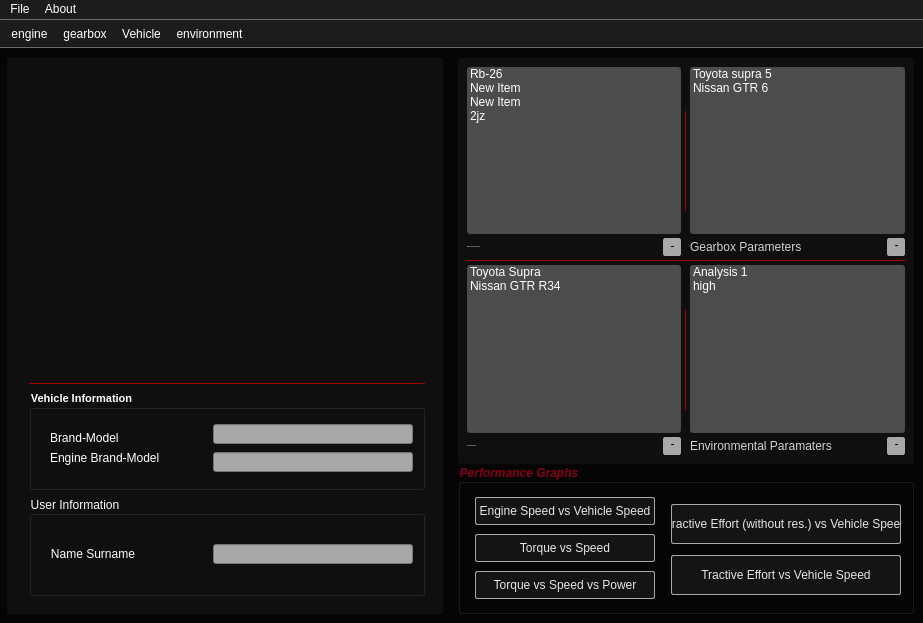
Before: the Qt Designer form designer/main.ui in eraycancelik/Pancar-v1.0, drawn with Qt 5.
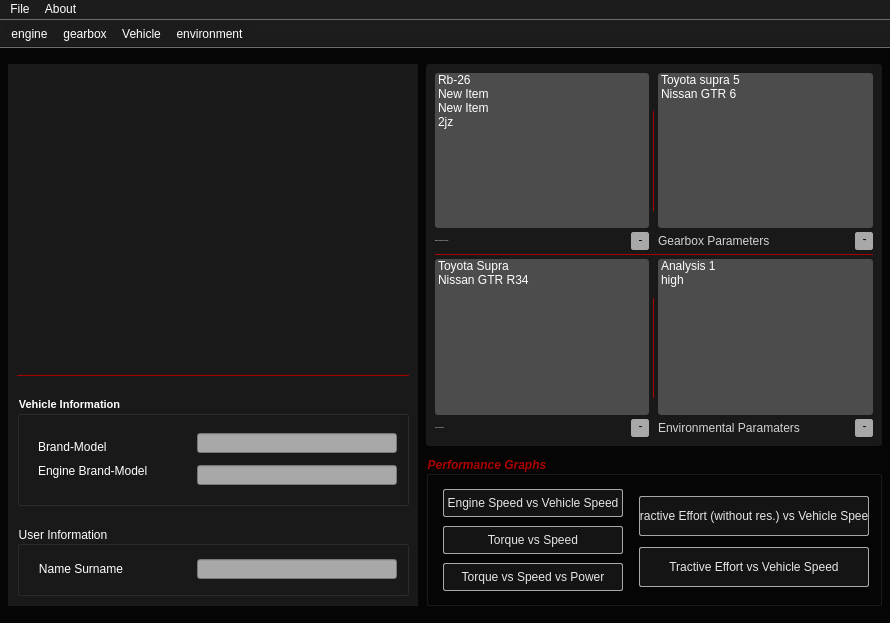
After: the same form once the commit is applied. Icons and pictures are not drawn.

Commit message: layout alignment bugs found and fixed

```diff
--- a/designer/main.ui
+++ b/designer/main.ui
@@ -9,7 +9,7 @@
    <rect>
     <x>0</x>
     <y>0</y>
-    <width>923</width>
+    <width>890</width>
     <height>623</height>
    </rect>
   </property>
@@ -21,13 +21,13 @@
   </property>
   <property name="minimumSize">
    <size>
-    <width>923</width>
-    <height>623</height>
+    <width>890</width>
+    <height>617</height>
    </size>
   </property>
   <property name="maximumSize">
    <size>
-    <width>923</width>
+    <width>890</width>
     <height>623</height>
    </size>
   </property>
@@ -67,17 +67,17 @@
   <widget class="QWidget" name="centralwidget">
    <property name="minimumSize">
     <size>
-     <width>923</width>
+     <width>890</width>
      <height>546</height>
     </size>
    </property>
    <property name="maximumSize">
     <size>
-     <width>923</width>
+     <width>890</width>
      <height>609</height>
     </size>
    </property>
-   <layout class="QVBoxLayout" name="verticalLayout_5">
+   <layout class="QVBoxLayout" name="verticalLayout_2">
     <property name="leftMargin">
      <number>0</number>
     </property>
@@ -91,45 +91,77 @@
      <number>0</number>
     </property>
     <item>
-     <widget class="QFrame" name="frame_2">
+     <widget class="QFrame" name="frame">
       <property name="maximumSize">
        <size>
-        <width>16777215</width>
-        <height>609</height>
+        <width>890</width>
+        <height>16777215</height>
        </size>
       </property>
       <property name="styleSheet">
        <string notr="true">background-color: rgb(5,5,5);</string>
       </property>
-      <property name="frameShape">
-       <enum>QFrame::Shape::StyledPanel</enum>
-      </property>
-      <property name="frameShadow">
-       <enum>QFrame::Shadow::Raised</enum>
-      </property>
-      <layout class="QHBoxLayout" name="horizontalLayout_19">
+      <layout class="QHBoxLayout" name="horizontalLayout_2">
+       <property name="spacing">
+        <number>4</number>
+       </property>
        <property name="leftMargin">
-        <number>6</number>
+        <number>4</number>
+       </property>
+       <property name="topMargin">
+        <number>0</number>
        </property>
        <property name="rightMargin">
         <number>0</number>
        </property>
        <property name="bottomMargin">
-        <number>8</number>
+        <number>0</number>
        </property>
        <item>
-        <layout class="QHBoxLayout" name="horizontalLayout_20">
-         <item>
-          <widget class="QFrame" name="car">
+        <widget class="QFrame" name="left_side">
+         <property name="minimumSize">
+          <size>
+           <width>410</width>
+           <height>542</height>
+          </size>
+         </property>
+         <property name="maximumSize">
+          <size>
+           <width>410</width>
+           <height>542</height>
+          </size>
+         </property>
            <property name="styleSheet">
             <string notr="true">font: 900 8pt &quot;Segoe UI&quot;;
-background-color: rgb(15,15,15);</string>
+background-color: rgb(25,25,25);</string>
            </property>
            <layout class="QHBoxLayout" name="horizontalLayout">
+          <property name="leftMargin">
+           <number>0</number>
+          </property>
+          <property name="topMargin">
+           <number>0</number>
+          </property>
+          <property name="rightMargin">
+           <number>0</number>
+          </property>
             <item>
+           <widget class="QFrame" name="left_side_holder">
              <layout class="QVBoxLayout" name="verticalLayout_34">
+             <property name="spacing">
+              <number>10</number>
+             </property>
               <property name="leftMargin">
-               <number>4</number>
+              <number>0</number>
+             </property>
+             <property name="topMargin">
+              <number>0</number>
+             </property>
+             <property name="rightMargin">
+              <number>0</number>
+             </property>
+             <property name="bottomMargin">
+              <number>0</number>
               </property>
               <item>
                <widget class="QLabel" name="label_28">
@@ -148,6 +180,9 @@
                 <property name="autoFillBackground">
                  <bool>false</bool>
                 </property>
+               <property name="styleSheet">
+                <string notr="true">border:3px solid rgba(50,50,50,.2);</string>
+               </property>
                 <property name="text">
                  <string/>
                 </property>
@@ -160,6 +195,9 @@
                 <property name="wordWrap">
                  <bool>false</bool>
                 </property>
+               <property name="margin">
+                <number>5</number>
+               </property>
                 <property name="openExternalLinks">
                  <bool>false</bool>
                 </property>
@@ -179,7 +217,19 @@
                   <height>213123</height>
                  </size>
                 </property>
+               <property name="styleSheet">
+                <string notr="true"/>
+               </property>
                 <layout class="QVBoxLayout" name="verticalLayout_35">
+                <property name="spacing">
+                 <number>20</number>
+                </property>
+                <property name="topMargin">
+                 <number>0</number>
+                </property>
+                <property name="bottomMargin">
+                 <number>0</number>
+                </property>
                  <item>
                   <widget class="QLabel" name="label_29">
                    <property name="minimumSize">
@@ -203,7 +253,19 @@
                   </widget>
                  </item>
                  <item>
-                  <widget class="QGroupBox" name="groupBox_10">
+                 <widget class="QGroupBox" name="vehicle_info">
+                  <property name="minimumSize">
+                   <size>
+                    <width>0</width>
+                    <height>110</height>
+                   </size>
+                  </property>
+                  <property name="maximumSize">
+                   <size>
+                    <width>16777215</width>
+                    <height>110</height>
+                   </size>
+                  </property>
                    <property name="font">
                     <font>
                      <family>Segoe UI</family>
@@ -220,6 +282,9 @@
                     <string>Vehicle Information</string>
                    </property>
                    <layout class="QVBoxLayout" name="verticalLayout_36">
+                   <property name="spacing">
+                    <number>6</number>
+                   </property>
                     <item>
                      <layout class="QHBoxLayout" name="horizontalLayout_17">
                       <item>
@@ -228,6 +293,9 @@
                          <string notr="true">font: 12px &quot;Small Fonts&quot;;</string>
                         </property>
                         <layout class="QVBoxLayout" name="verticalLayout_37">
+                        <property name="spacing">
+                         <number>10</number>
+                        </property>
                          <item>
                           <widget class="QLabel" name="label_30">
                            <property name="text">
@@ -246,7 +314,10 @@
                        </widget>
                       </item>
                       <item>
-                       <layout class="QVBoxLayout" name="verticalLayout_38">
+                      <layout class="QVBoxLayout" name="vehicle_info_input_area">
+                       <property name="spacing">
+                        <number>10</number>
+                       </property>
                         <item>
                          <widget class="QLineEdit" name="user_info_13">
                           <property name="sizePolicy">
@@ -307,7 +378,19 @@
                   </widget>
                  </item>
                  <item>
-                  <widget class="QGroupBox" name="groupBox_11">
+                 <widget class="QGroupBox" name="user_info">
+                  <property name="minimumSize">
+                   <size>
+                    <width>0</width>
+                    <height>70</height>
+                   </size>
+                  </property>
+                  <property name="maximumSize">
+                   <size>
+                    <width>16777215</width>
+                    <height>70</height>
+                   </size>
+                  </property>
                    <property name="styleSheet">
                     <string notr="true">color:rgb(255,255,255);
 font: 700 8pt &quot;Segoe UI&quot;;</string>
@@ -316,6 +399,15 @@
                     <string>User Information</string>
                    </property>
                    <layout class="QVBoxLayout" name="verticalLayout_39">
+                   <property name="spacing">
+                    <number>6</number>
+                   </property>
+                   <property name="topMargin">
+                    <number>9</number>
+                   </property>
+                   <property name="bottomMargin">
+                    <number>9</number>
+                   </property>
                     <item>
                      <layout class="QHBoxLayout" name="horizontalLayout_18">
                       <item>
@@ -363,22 +455,29 @@
                </widget>
               </item>
              </layout>
+           </widget>
             </item>
            </layout>
           </widget>
          </item>
          <item>
-          <widget class="QFrame" name="frame">
+        <widget class="QFrame" name="right_side">
+         <property name="sizePolicy">
+          <sizepolicy hsizetype="Preferred" vsizetype="Preferred">
+           <horstretch>0</horstretch>
+           <verstretch>0</verstretch>
+          </sizepolicy>
+         </property>
            <property name="minimumSize">
             <size>
-             <width>473</width>
-             <height>0</height>
+           <width>460</width>
+           <height>542</height>
             </size>
            </property>
            <property name="maximumSize">
             <size>
-             <width>473</width>
-             <height>16777215</height>
+           <width>460</width>
+           <height>542</height>
             </size>
            </property>
            <property name="styleSheet">
@@ -386,16 +485,22 @@
            </property>
            <layout class="QVBoxLayout" name="verticalLayout_10">
             <property name="spacing">
+           <number>10</number>
+          </property>
+          <property name="leftMargin">
              <number>0</number>
             </property>
             <property name="topMargin">
              <number>0</number>
             </property>
+          <property name="rightMargin">
+           <number>0</number>
+          </property>
             <property name="bottomMargin">
              <number>0</number>
             </property>
             <item>
-             <widget class="QFrame" name="frame">
+           <widget class="QFrame" name="list_area">
               <property name="minimumSize">
                <size>
                 <width>456</width>
@@ -409,7 +514,7 @@
                </size>
               </property>
               <property name="styleSheet">
-               <string notr="true">background-color: rgb(15,15,15);
+             <string notr="true">background-color: rgb(25,25,25);
 border-radius:3px;</string>
               </property>
               <layout class="QVBoxLayout" name="verticalLayout_8">
@@ -929,14 +1034,15 @@
               <property name="styleSheet">
                <string notr="true">selection-color: rgb(17, 17, 17);
 font: 700 italic 9pt &quot;Segoe UI&quot;;
-color: rgb(134,1,22);</string>
+color: #aa0000;
+</string>
               </property>
               <property name="title">
                <string>Performance Graphs</string>
               </property>
               <layout class="QGridLayout" name="gridLayout">
                <item row="0" column="0">
-                <layout class="QHBoxLayout" name="horizontalLayout_2">
+              <layout class="QHBoxLayout" name="button_holder">
                  <property name="topMargin">
                   <number>0</number>
                  </property>
@@ -944,7 +1050,7 @@
                   <number>7</number>
                  </property>
                  <item>
-                  <layout class="QVBoxLayout" name="verticalLayout">
+                <layout class="QVBoxLayout" name="left_graphs">
                    <property name="spacing">
                     <number>10</number>
                    </property>
@@ -1089,12 +1195,12 @@
                   </layout>
                  </item>
                  <item>
-                  <layout class="QVBoxLayout" name="verticalLayout_2">
+                <layout class="QVBoxLayout" name="right_graphs">
                    <property name="leftMargin">
                     <number>10</number>
                    </property>
                    <item>
-                    <widget class="QPushButton" name="F_v">
+                  <widget class="QPushButton" name="tractiveF_vehiclev">
                      <property name="minimumSize">
                       <size>
                        <width>230</width>
@@ -1135,7 +1241,7 @@
                     </widget>
                    </item>
                    <item>
-                    <widget class="QPushButton" name="Fnet_v">
+                  <widget class="QPushButton" name="tractiveFnet_vehiclev">
                      <property name="minimumSize">
                       <size>
                        <width>230</width>
@@ -1186,8 +1292,6 @@
           </widget>
          </item>
         </layout>
-       </item>
-      </layout>
      </widget>
     </item>
    </layout>
@@ -1197,7 +1301,7 @@
     <rect>
      <x>0</x>
      <y>0</y>
-     <width>923</width>
+     <width>890</width>
      <height>34</height>
     </rect>
    </property>
```
Left out of the diff: 89 changed lines with no effect on the pictures. Lines whose indentation alone changed are shown as unchanged. The commit also changes 2 other files.
